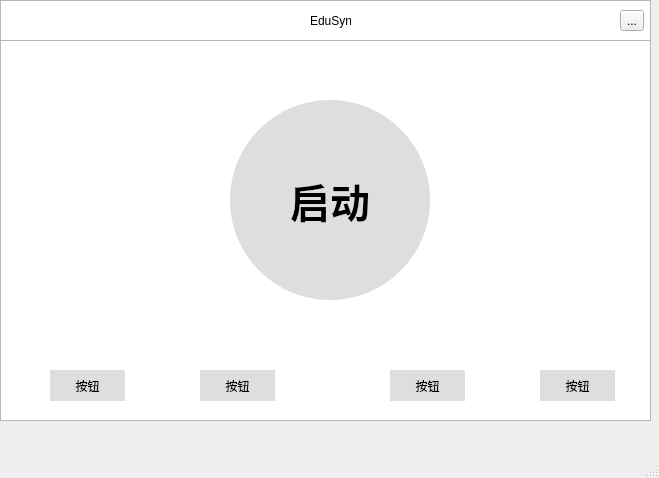
Before: the Qt Designer form client/ui/homepage.ui in suq-weer/EduSync, drawn with Qt 5.
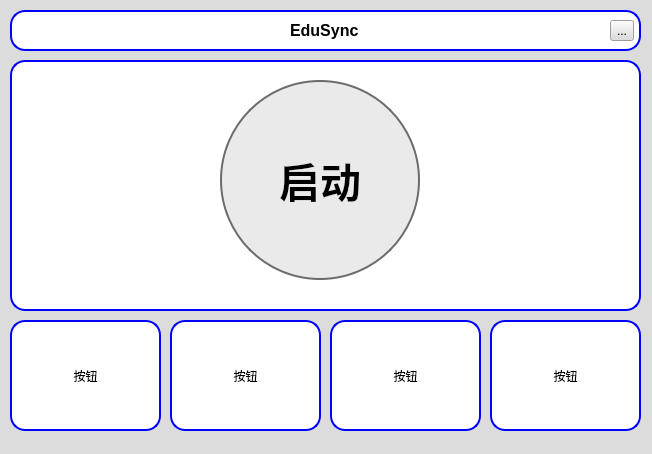
After: the same form once the commit is applied. Custom widgets are drawn as their Qt base class.

Commit message: iu更新,完善主页（1.0）

Patch:
```diff
--- a/client/ui/homepage.ui
+++ b/client/ui/homepage.ui
@@ -6,29 +6,37 @@
    <rect>
     <x>0</x>
     <y>0</y>
-    <width>659</width>
-    <height>478</height>
+    <width>652</width>
+    <height>454</height>
    </rect>
   </property>
   <property name="windowTitle">
    <string>MainWindow</string>
   </property>
+  <property name="styleSheet">
+   <string notr="true">background-color: rgb(220, 220, 220);</string>
+  </property>
   <widget class="QWidget" name="centralwidget">
    <widget class="PlainTextEdit" name="plainTextEdit">
     <property name="geometry">
      <rect>
-      <x>0</x>
-      <y>0</y>
-      <width>651</width>
+      <x>10</x>
+      <y>10</y>
+      <width>631</width>
       <height>41</height>
      </rect>
     </property>
+    <property name="styleSheet">
+     <string notr="true">border-radius:15%;
+border:2px solid blue;
+background-color: rgb(255, 255, 255);</string>
+    </property>
    </widget>
    <widget class="ToolButton" name="toolButton">
     <property name="geometry">
      <rect>
-      <x>620</x>
-      <y>10</y>
+      <x>610</x>
+      <y>20</y>
       <width>24</width>
       <height>21</height>
      </rect>
@@ -40,8 +48,8 @@
    <widget class="PushButton" name="pushButton">
     <property name="geometry">
      <rect>
-      <x>230</x>
-      <y>100</y>
+      <x>220</x>
+      <y>80</y>
       <width>200</width>
       <height>200</height>
      </rect>
@@ -60,13 +68,15 @@
     </property>
     <property name="font">
      <font>
-      <pointsize>30</pointsize>
+      <family>微软雅黑</family>
+      <pointsize>31</pointsize>
       <bold>true</bold>
      </font>
     </property>
     <property name="styleSheet">
-     <string notr="true">border-radius:100px;
-background-color: rgb(222, 222, 222);</string>
+     <string notr="true">border-radius:100%;
+background-color: rgb(234, 234, 234);
+border:2px solid #6B6B6B;</string>
     </property>
     <property name="inputMethodHints">
      <set>Qt::InputMethodHint::ImhNone</set>
@@ -84,12 +94,21 @@
    <widget class="QLabel" name="label">
     <property name="geometry">
      <rect>
-      <x>310</x>
-      <y>10</y>
-      <width>41</width>
+      <x>290</x>
+      <y>20</y>
+      <width>71</width>
       <height>21</height>
      </rect>
     </property>
+    <property name="font">
+     <font>
+      <pointsize>12</pointsize>
+      <bold>true</bold>
+     </font>
+    </property>
+    <property name="styleSheet">
+     <string notr="true">background-color: rgb(255, 255, 255);</string>
+    </property>
     <property name="text">
      <string>EduSync</string>
     </property>
@@ -97,16 +116,17 @@
    <widget class="QPushButton" name="pushButton_2">
     <property name="geometry">
      <rect>
-      <x>50</x>
-      <y>370</y>
-      <width>75</width>
-      <height>31</height>
+      <x>10</x>
+      <y>320</y>
+      <width>151</width>
+      <height>111</height>
      </rect>
     </property>
     <property name="styleSheet">
-     <string notr="true">border-radius: 50%;
-box-shadow: 4px 4px 4px 4px black inset;
-background-color: rgb(222, 222, 222);</string>
+     <string notr="true">border-radius: 15%;
+border:2px solid blue;
+box-shadow: 5px 5px 5px #888888;
+background-color: rgb(255, 255, 255);</string>
     </property>
     <property name="inputMethodHints">
      <set>Qt::InputMethodHint::ImhNone</set>
@@ -118,16 +138,17 @@
    <widget class="QPushButton" name="pushButton_3">
     <property name="geometry">
      <rect>
-      <x>200</x>
-      <y>370</y>
-      <width>75</width>
-      <height>31</height>
+      <x>170</x>
+      <y>320</y>
+      <width>151</width>
+      <height>111</height>
      </rect>
     </property>
     <property name="styleSheet">
-     <string notr="true">border-radius: 50%;
-box-shadow: 4px 4px 4px 4px black inset;
-background-color: rgb(222, 222, 222);</string>
+     <string notr="true">border-radius: 15%;
+border:2px solid blue;
+box-shadow: 5px 5px 5px #888888;
+background-color: rgb(255, 255, 255);</string>
     </property>
     <property name="locale">
      <locale language="Chinese" country="China"/>
@@ -142,16 +163,17 @@
    <widget class="QPushButton" name="pushButton_4">
     <property name="geometry">
      <rect>
-      <x>390</x>
-      <y>370</y>
-      <width>75</width>
-      <height>31</height>
+      <x>330</x>
+      <y>320</y>
+      <width>151</width>
+      <height>111</height>
      </rect>
     </property>
     <property name="styleSheet">
-     <string notr="true">border-radius: 50%;
-box-shadow: 4px 4px 4px 4px black inset;
-background-color: rgb(222, 222, 222);</string>
+     <string notr="true">border-radius: 15%;
+border:2px solid blue;
+box-shadow: 5px 5px 5px #888888;
+background-color: rgb(255, 255, 255);</string>
     </property>
     <property name="inputMethodHints">
      <set>Qt::InputMethodHint::ImhNone</set>
@@ -163,16 +185,17 @@
    <widget class="QPushButton" name="pushButton_5">
     <property name="geometry">
      <rect>
-      <x>540</x>
-      <y>370</y>
-      <width>75</width>
-      <height>31</height>
+      <x>490</x>
+      <y>320</y>
+      <width>151</width>
+      <height>111</height>
      </rect>
     </property>
     <property name="styleSheet">
-     <string notr="true">border-radius: 50%;
-box-shadow: 4px 4px 4px 4px black inset;
-background-color: rgb(222, 222, 222);</string>
+     <string notr="true">border-radius: 15%;
+border:2px solid blue;
+box-shadow: 5px 5px 5px #888888;
+background-color: rgb(255, 255, 255);</string>
     </property>
     <property name="inputMethodHints">
      <set>Qt::InputMethodHint::ImhNone</set>
@@ -181,17 +204,22 @@
      <string>按钮</string>
     </property>
    </widget>
-   <widget class="QListWidget" name="listWidget">
+   <widget class="QPlainTextEdit" name="plainTextEdit_2">
     <property name="geometry">
      <rect>
-      <x>0</x>
-      <y>40</y>
-      <width>651</width>
-      <height>381</height>
+      <x>10</x>
+      <y>60</y>
+      <width>631</width>
+      <height>251</height>
      </rect>
     </property>
+    <property name="styleSheet">
+     <string notr="true">border-radius:15%;
+background-color: rgb(255, 255, 255);
+border:2px solid blue;</string>
+    </property>
    </widget>
-   <zorder>listWidget</zorder>
+   <zorder>plainTextEdit_2</zorder>
    <zorder>plainTextEdit</zorder>
    <zorder>toolButton</zorder>
    <zorder>pushButton</zorder>
@@ -201,16 +229,6 @@
    <zorder>pushButton_4</zorder>
    <zorder>pushButton_5</zorder>
   </widget>
-  <widget class="MenuBar" name="menubar">
-   <property name="geometry">
-    <rect>
-     <x>0</x>
-     <y>0</y>
-     <width>659</width>
-     <height>33</height>
-    </rect>
-   </property>
-  </widget>
   <widget class="StatusBar" name="statusbar"/>
  </widget>
  <customwidgets>
@@ -229,11 +247,6 @@
    <extends>QToolButton</extends>
    <header location="global">qfluentwidgets</header>
   </customwidget>
-  <customwidget>
-   <class>MenuBar</class>
-   <extends>QMenuBar</extends>
-   <header location="global">qfluentwidgets</header>
-  </customwidget>
   <customwidget>
    <class>StatusBar</class>
    <extends>QStatusBar</extends>
```
The commit also changes 1 other file.
